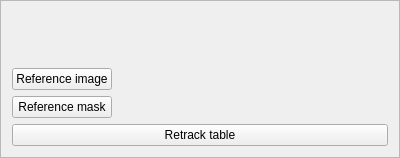
The window that qt/Subtracker/beginningpanel.ui (subotto/subtracker) describes before a commit, drawn with Qt 5.
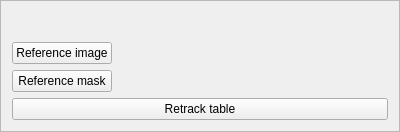
The same window after the commit. Custom widgets are drawn as their Qt base class.

```diff
--- a/qt/Subtracker/beginningpanel.ui
+++ b/qt/Subtracker/beginningpanel.ui
@@ -2,14 +2,6 @@
 <ui version="4.0">
  <class>BeginningPanel</class>
  <widget class="QFrame" name="BeginningPanel">
-  <property name="geometry">
-   <rect>
-    <x>0</x>
-    <y>0</y>
-    <width>400</width>
-    <height>158</height>
-   </rect>
-  </property>
   <property name="minimumSize">
    <size>
     <width>400</width>
```
